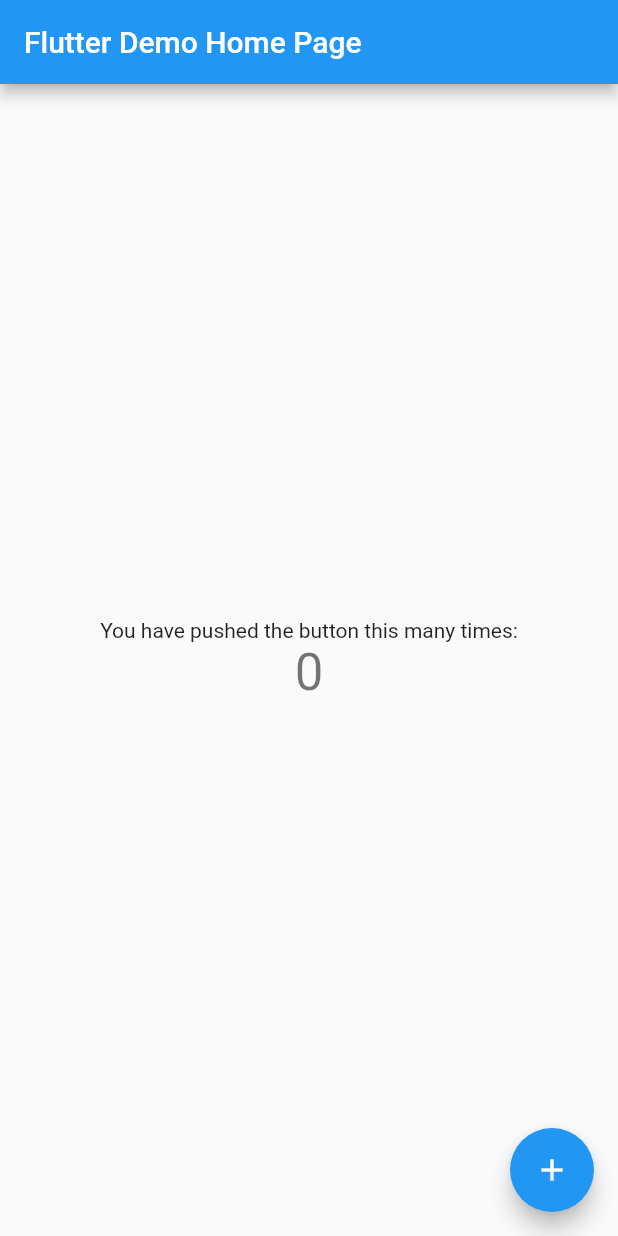
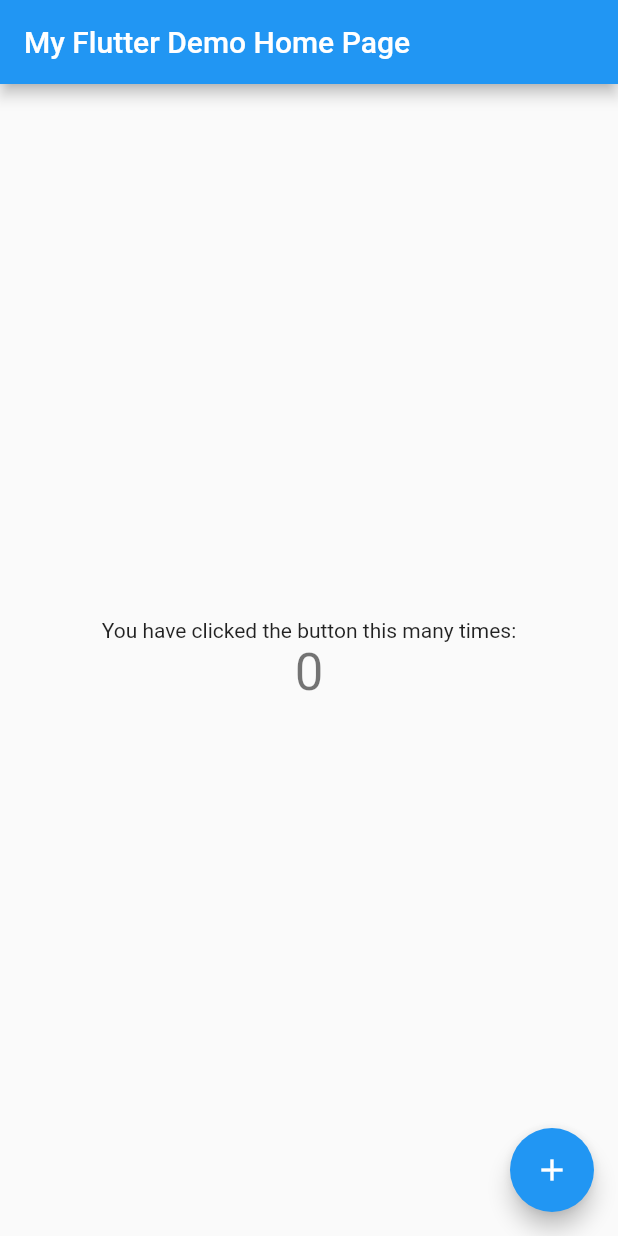
Before and after one commit to iVinci-YoshihiroFujita/flutter-study, a Flutter app: the screen it shows after launch, on a phone screen of 412 x 824 dp. Run offline on Flutter 3.47's test engine with Material 2 defaults, Android fonts, the phone set to English and light mode, and no system bars.

Commit message:
[modify] チュートリアル

```diff
--- a/testDrive/test_drive_app/lib/main.dart
+++ b/testDrive/test_drive_app/lib/main.dart
@@ -24,7 +24,7 @@ class MyApp extends StatelessWidget {
         // is not restarted.
         primarySwatch: Colors.blue,
       ),
-      home: const MyHomePage(title: 'Flutter Demo Home Page'),
+      home: const MyHomePage(title: 'My Flutter Demo Home Page'),
     );
   }
 }
@@ -96,7 +96,7 @@ class _MyHomePageState extends State<MyHomePage> {
           mainAxisAlignment: MainAxisAlignment.center,
           children: <Widget>[
             const Text(
-              'You have pushed the button this many times:',
+              'You have clicked the button this many times:',
             ),
             Text(
               '$_counter',
```
Also changed, not shown: 1 other file.
